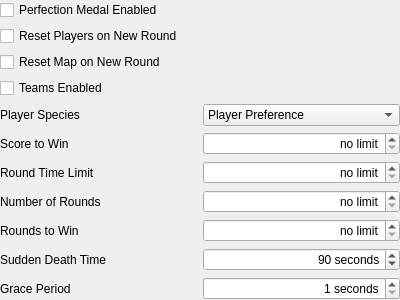
Before: the Qt Designer form native/src/ReachVariantTool/ui/main_window/page_multiplayer_settings_general.ui in DavidJCobb/ReachVariantEditor, drawn with Qt 5.
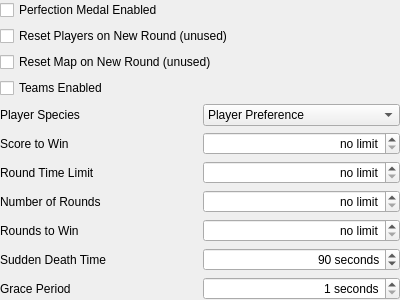
After: the same form once the commit is applied.

Commit message: Option testing; fixed main window title

```diff
--- a/native/src/ReachVariantTool/ui/main_window/page_multiplayer_settings_general.ui
+++ b/native/src/ReachVariantTool/ui/main_window/page_multiplayer_settings_general.ui
@@ -156,7 +156,7 @@
    <item row="2" column="0" colspan="2">
     <widget class="QCheckBox" name="fieldNewRoundResetsMap">
      <property name="text">
-      <string>Reset Map on New Round</string>
+      <string>Reset Map on New Round (unused)</string>
      </property>
     </widget>
    </item>
@@ -199,7 +199,7 @@
    <item row="1" column="0" colspan="2">
     <widget class="QCheckBox" name="fieldNewRoundResetsPlayers">
      <property name="text">
-      <string>Reset Players on New Round</string>
+      <string>Reset Players on New Round (unused)</string>
      </property>
     </widget>
    </item>
```
The commit also changes 6 other files.
